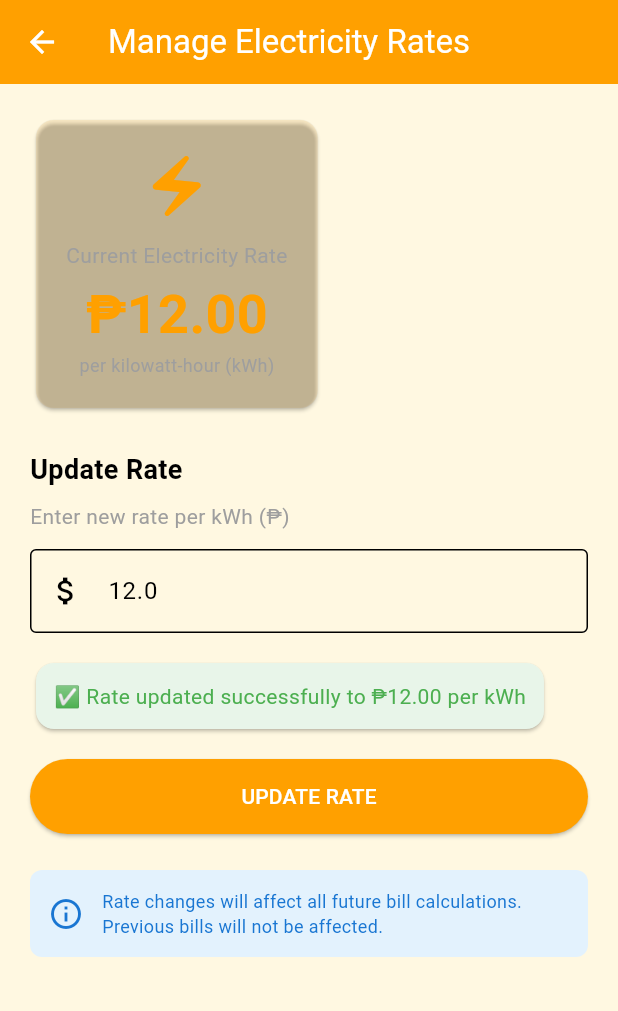
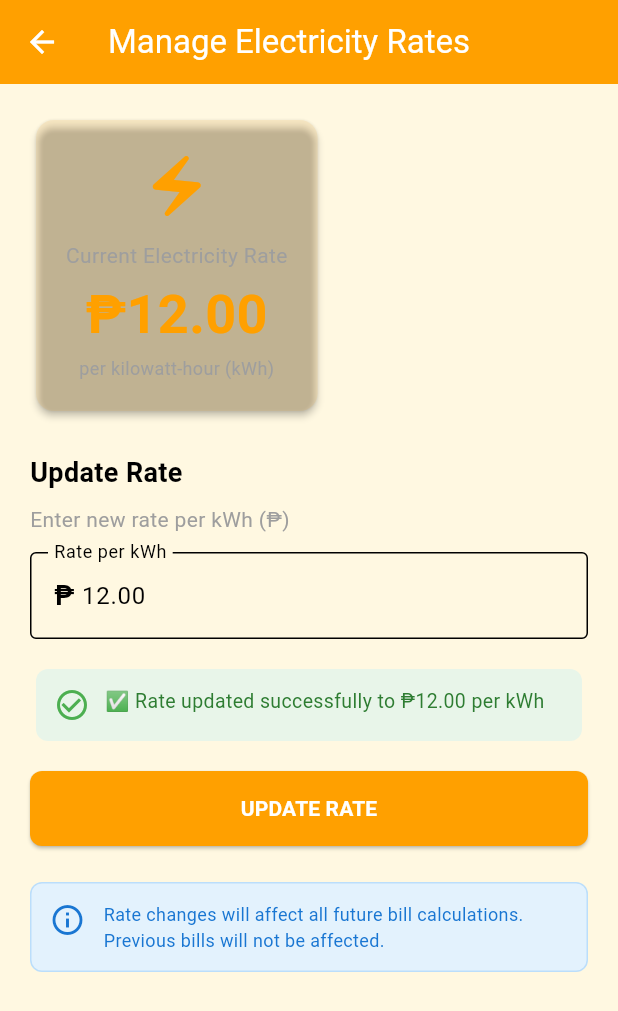
Before and after one commit to marionsean09/SORECONNECT, a Flutter app: the RateManagementScreen screen opened directly, after a tap on "UPDATE RATE", on a phone screen of 412 x 824 dp. Shown: the top 1011 px of the screen. Run offline on Flutter 3.47's test engine with Material 3 defaults, Android fonts, the phone set to English and light mode, and no system bars; our stand-ins replace cloud_firestore, firebase_auth, firebase_core; accounts and stored records are empty.

Commit message:
Update project

```diff
--- a/lib/screens/director/rate_management_screen.dart
+++ b/lib/screens/director/rate_management_screen.dart
@@ -23,17 +23,37 @@ class _RateManagementScreenState extends State<RateManagementScreen> {
     _loadCurrentRate();
   }
 
+  // ============================================================
+  // LOAD CURRENT RATE
+  // ============================================================
   Future<void> _loadCurrentRate() async {
+    try {
       final rate = await _rateService.getCurrentRate();
+
+      if (!mounted) return;
+
       setState(() {
         _currentRate = rate;
-      _rateController.text = rate.toString();
+        _rateController.text = rate.toStringAsFixed(2);
+      });
+    } catch (e) {
+      if (!mounted) return;
+
+      setState(() {
+        _message = '❌ Unable to load current rate: $e';
       });
     }
+  }
 
+  // ============================================================
+  // UPDATE RATE
+  // ============================================================
   Future<void> _updateRate() async {
-    final newRate = double.tryParse(_rateController.text.trim());
+    final newRate = double.tryParse(
+      _rateController.text.trim(),
+    );
 
+    // Validate rate
     if (newRate == null || newRate <= 0) {
       setState(() {
         _message = 'Please enter a valid rate greater than 0';
@@ -48,18 +68,30 @@ class _RateManagementScreenState extends State<RateManagementScreen> {
 
     try {
       final User? user = FirebaseAuth.instance.currentUser;
-      await _rateService.updateRate(newRate, user?.email ?? 'Director');
+
+      await _rateService.updateRate(
+        newRate,
+        user?.email ?? 'Director',
+      );
+
+      if (!mounted) return;
 
       setState(() {
         _currentRate = newRate;
-        _message = '✅ Rate updated successfully to ₱${newRate.toStringAsFixed(2)} per kWh';
+        _rateController.text = newRate.toStringAsFixed(2);
+
+        _message =
+            '✅ Rate updated successfully to ₱${newRate.toStringAsFixed(2)} per kWh';
       });
+    } catch (e) {
+      if (!mounted) return;
 
-    } catch (e) {
       setState(() {
         _message = '❌ Error: $e';
       });
     } finally {
+      if (!mounted) return;
+
       setState(() {
         _isUpdating = false;
       });
@@ -67,126 +99,269 @@ class _RateManagementScreenState extends State<RateManagementScreen> {
   }
 
   @override
+  void dispose() {
+    _rateController.dispose();
+    super.dispose();
+  }
+
+  @override
   Widget build(BuildContext context) {
+    final Color primaryColor = Theme.of(context).primaryColor;
+
     return Scaffold(
       appBar: AppBar(
-        title: const Text('Manage Electricity Rates'),
-        backgroundColor: Theme.of(context).primaryColor,
+        title: const Text(
+          'Manage Electricity Rates',
+        ),
+        backgroundColor: primaryColor,
         foregroundColor: Colors.white,
       ),
-      body: Padding(
+
+      // ============================================================
+      // SCROLLABLE BODY
+      // ============================================================
+      body: SafeArea(
+        child: SingleChildScrollView(
           padding: const EdgeInsets.all(20),
           child: Column(
             crossAxisAlignment: CrossAxisAlignment.start,
             children: [
+              // ======================================================
+              // CURRENT RATE CARD
+              // ======================================================
               Card(
-              color: Theme.of(context).primaryColor.withOpacity(0.1),
+                color: primaryColor.withOpacity(0.1),
+                elevation: 2,
+                shape: RoundedRectangleBorder(
+                  borderRadius: BorderRadius.circular(12),
+                ),
                 child: Padding(
                   padding: const EdgeInsets.all(20),
                   child: Column(
                     children: [
+                      // Electricity Icon
                       Icon(
                         Icons.electric_bolt,
                         size: 48,
-                      color: Theme.of(context).primaryColor,
+                        color: primaryColor,
                       ),
+
                       const SizedBox(height: 12),
+
+                      // Title
                       const Text(
                         'Current Electricity Rate',
-                      style: TextStyle(fontSize: 14, color: Colors.grey),
+                        textAlign: TextAlign.center,
+                        style: TextStyle(
+                          fontSize: 14,
+                          color: Colors.grey,
                         ),
+                      ),
+
                       const SizedBox(height: 4),
+
+                      // Current Rate
                       Text(
                         '₱${_currentRate.toStringAsFixed(2)}',
+                        textAlign: TextAlign.center,
                         style: TextStyle(
                           fontSize: 36,
                           fontWeight: FontWeight.bold,
-                        color: Theme.of(context).primaryColor,
+                          color: primaryColor,
                         ),
                       ),
+
+                      const SizedBox(height: 2),
+
+                      // Unit
                       const Text(
                         'per kilowatt-hour (kWh)',
-                      style: TextStyle(fontSize: 12, color: Colors.grey),
+                        textAlign: TextAlign.center,
+                        style: TextStyle(
+                          fontSize: 12,
+                          color: Colors.grey,
+                        ),
                       ),
                     ],
                   ),
                 ),
               ),
+
               const SizedBox(height: 24),
 
+              // ======================================================
+              // UPDATE RATE TITLE
+              // ======================================================
               const Text(
                 'Update Rate',
-              style: TextStyle(fontSize: 18, fontWeight: FontWeight.bold),
+                style: TextStyle(
+                  fontSize: 18,
+                  fontWeight: FontWeight.bold,
                 ),
+              ),
+
               const SizedBox(height: 8),
+
               const Text(
                 'Enter new rate per kWh (₱)',
-              style: TextStyle(color: Colors.grey),
+                style: TextStyle(
+                  color: Colors.grey,
+                  fontSize: 14,
                 ),
+              ),
+
               const SizedBox(height: 12),
+
+              // ======================================================
+              // RATE INPUT
+              // ======================================================
               TextField(
                 controller: _rateController,
-              keyboardType: TextInputType.number,
+                keyboardType: const TextInputType.numberWithOptions(
+                  decimal: true,
+                ),
+                enabled: !_isUpdating,
                 decoration: const InputDecoration(
-                prefixIcon: Icon(Icons.attach_money),
+                  prefixText: '₱ ',
+                  prefixStyle: TextStyle(
+                    fontSize: 18,
+                    fontWeight: FontWeight.bold,
+                    color: Colors.black,
+                  ),
                   border: OutlineInputBorder(),
                   hintText: 'e.g., 13.50',
+                  labelText: 'Rate per kWh',
                 ),
               ),
+
               const SizedBox(height: 16),
 
+              // ======================================================
+              // MESSAGE
+              // ======================================================
               if (_message != null)
                 Card(
-                color: _message!.contains('✅') ? Colors.green.shade50 : Colors.red.shade50,
+                  elevation: 0,
+                  color: _message!.contains('✅')
+                      ? Colors.green.shade50
+                      : Colors.red.shade50,
+                  shape: RoundedRectangleBorder(
+                    borderRadius: BorderRadius.circular(8),
+                  ),
                   child: Padding(
                     padding: const EdgeInsets.all(12),
+                    child: Row(
+                      crossAxisAlignment: CrossAxisAlignment.start,
+                      children: [
+                        Icon(
+                          _message!.contains('✅')
+                              ? Icons.check_circle_outline
+                              : Icons.error_outline,
+                          color: _message!.contains('✅')
+                              ? Colors.green
+                              : Colors.red,
+                        ),
+
+                        const SizedBox(width: 10),
+
+                        Expanded(
                           child: Text(
                             _message!,
                             style: TextStyle(
-                      color: _message!.contains('✅') ? Colors.green : Colors.red,
+                              color: _message!.contains('✅')
+                                  ? Colors.green.shade800
+                                  : Colors.red.shade800,
+                              fontSize: 13,
                             ),
+                          ),
+                        ),
+                      ],
                     ),
                   ),
                 ),
 
               const SizedBox(height: 16),
 
+              // ======================================================
+              // UPDATE BUTTON
+              // ======================================================
               SizedBox(
                 width: double.infinity,
                 height: 50,
                 child: ElevatedButton(
                   onPressed: _isUpdating ? null : _updateRate,
                   style: ElevatedButton.styleFrom(
-                  backgroundColor: Theme.of(context).primaryColor,
+                    backgroundColor: primaryColor,
+                    foregroundColor: Colors.white,
+                    disabledBackgroundColor: Colors.grey.shade400,
+                    shape: RoundedRectangleBorder(
+                      borderRadius: BorderRadius.circular(8),
+                    ),
                   ),
                   child: _isUpdating
-                    ? const Text('UPDATING...')
-                    : const Text('UPDATE RATE'),
+                      ? const SizedBox(
+                          height: 22,
+                          width: 22,
+                          child: CircularProgressIndicator(
+                            strokeWidth: 2.5,
+                            valueColor:
+                                AlwaysStoppedAnimation<Color>(Colors.white),
+                          ),
+                        )
+                      : const Text(
+                          'UPDATE RATE',
+                          style: TextStyle(
+                            fontWeight: FontWeight.bold,
+                            fontSize: 14,
+                          ),
+                        ),
                 ),
               ),
 
               const SizedBox(height: 24),
 
+              // ======================================================
+              // INFORMATION BOX
+              // ======================================================
               Container(
+                width: double.infinity,
                 padding: const EdgeInsets.all(12),
                 decoration: BoxDecoration(
                   color: Colors.blue.shade50,
                   borderRadius: BorderRadius.circular(8),
+                  border: Border.all(
+                    color: Colors.blue.shade100,
+                  ),
                 ),
                 child: Row(
+                  crossAxisAlignment: CrossAxisAlignment.start,
                   children: [
-                  Icon(Icons.info_outline, color: Colors.blue.shade700),
+                    Icon(
+                      Icons.info_outline,
+                      color: Colors.blue.shade700,
+                    ),
+
                     const SizedBox(width: 12),
+
                     Expanded(
                       child: Text(
-                      'Rate changes will affect all future bill calculations. Previous bills will not be affected.',
-                      style: TextStyle(fontSize: 12, color: Colors.blue.shade700),
+                        'Rate changes will affect all future bill '
+                        'calculations. Previous bills will not be affected.',
+                        style: TextStyle(
+                          fontSize: 12,
+                          color: Colors.blue.shade700,
+                          height: 1.4,
+                        ),
                       ),
                     ),
                   ],
                 ),
               ),
+
+              // Extra bottom spacing
+              const SizedBox(height: 20),
             ],
+          ),
         ),
       ),
     );
```
Lines whose indentation alone changed are shown as unchanged.
